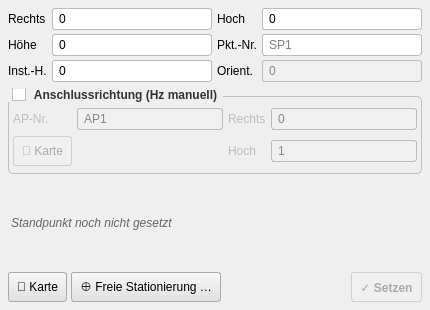
Qt form standort_dialog_base.ui (geopackix/qgis_sokkia) before a commit.
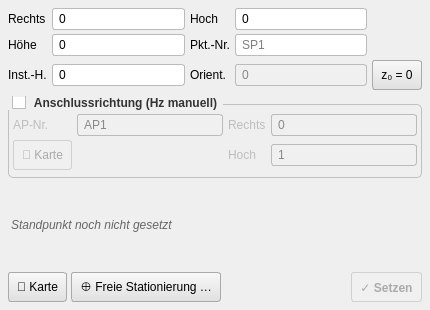
The same form after that commit.

Diff of the .ui file:
```diff
--- a/standort_dialog_base.ui
+++ b/standort_dialog_base.ui
@@ -38,6 +38,13 @@
        <property name="text"><string>0</string></property>
       </widget>
      </item>
+     <item row="2" column="4">
+      <widget class="QPushButton" name="btn_zero_orientation">
+       <property name="text"><string>z&#x2080; = 0</string></property>
+       <property name="toolTip"><string>Orientierung auf 0 gon setzen (aktueller Hz-Messwert wird als Nordrichtung &#xFC;bernommen)</string></property>
+       <property name="maximumWidth"><number>60</number></property>
+      </widget>
+     </item>
     </layout>
    </item>
 
```
